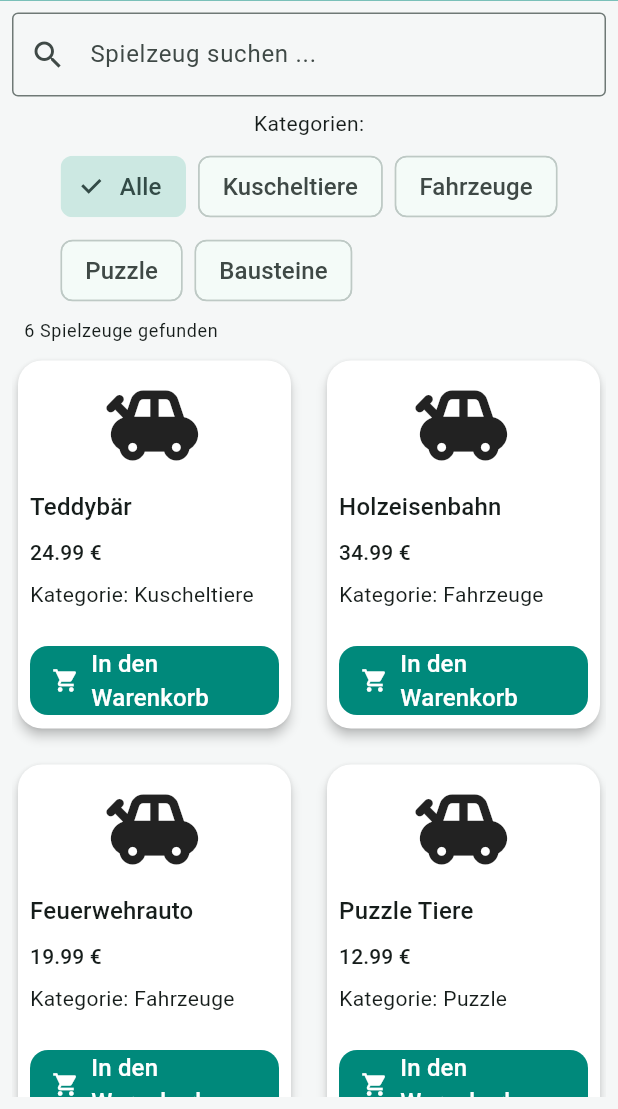
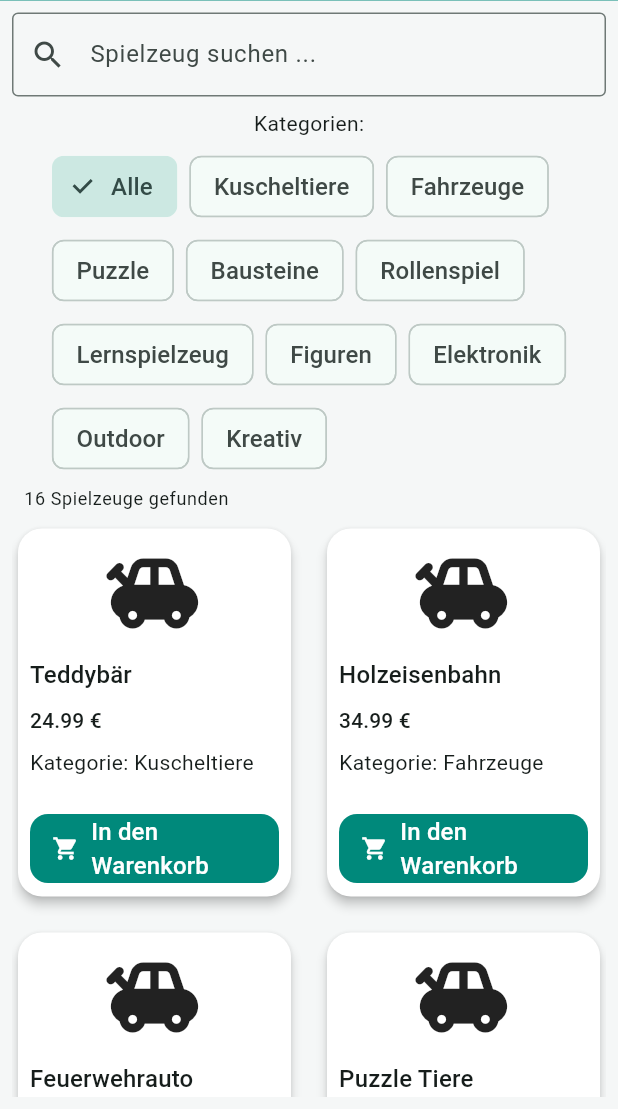
Before and after one commit to Alexandra-S-new/flutter_skill_review_Alexandra-S, a Flutter app: the screen it shows after launch, on a phone screen of 412 x 824 dp, the part 127-1236 px from its top. Run offline on Flutter 3.47's test engine with Material 3 defaults, Android fonts, the phone set to English and light mode, and no system bars; our stand-ins replace shared_preferences.

Commit message:
letzte korrekturen

```diff
--- a/kindertraum/lib/app/theme.dart
+++ b/kindertraum/lib/app/theme.dart
@@ -1,5 +1,7 @@
 import 'package:flutter/material.dart';
 
+// Zentrale Definition aller Farben und Theme-Einstellungen.
+// Enthält Light- und Dark-Theme der App.
 abstract class AppTheme {
   static const Color primaryColor = Color(0xFF00897B); // Teal
   static const Color secondaryColor = Color(0xFF80CBC4);
--- a/kindertraum/lib/data/demoToys.dart
+++ b/kindertraum/lib/data/demoToys.dart
@@ -73,4 +73,124 @@ final List<Toy> demoToys = [
     rating: 4.8,
     stock: 18,
   ),
+  Toy(
+    id: '7',
+    title: 'Spielküche',
+    description: 'Holzspielküche mit Zubehör für kleine Köche.',
+    price: 59.99,
+    category: 'Rollenspiel',
+    imageUrl: '',
+    brand: 'Little Chef',
+    minAge: 3,
+    rating: 4.9,
+    stock: 6,
+  ),
+  Toy(
+    id: '8',
+    title: 'Polizeiauto',
+    description: 'Polizeiauto mit Licht- und Soundeffekten.',
+    price: 21.99,
+    category: 'Fahrzeuge',
+    imageUrl: '',
+    brand: 'City Toys',
+    minAge: 3,
+    rating: 4.4,
+    stock: 14,
+  ),
+  Toy(
+    id: '9',
+    title: 'Lernwürfel',
+    description: 'Interaktiver Lernwürfel mit Musik und Farben.',
+    price: 29.99,
+    category: 'Lernspielzeug',
+    imageUrl: '',
+    brand: 'SmartKids',
+    minAge: 1,
+    rating: 4.7,
+    stock: 11,
+  ),
+  Toy(
+    id: '10',
+    title: 'Holzbausteine',
+    description: '50 bunte Holzbausteine zum kreativen Bauen.',
+    price: 27.99,
+    category: 'Bausteine',
+    imageUrl: '',
+    brand: 'WoodFun',
+    minAge: 2,
+    rating: 4.8,
+    stock: 16,
+  ),
+  Toy(
+    id: '11',
+    title: 'Dinosaurier-Set',
+    description: 'Set mit sechs detailreichen Dinosaurierfiguren.',
+    price: 18.99,
+    category: 'Figuren',
+    imageUrl: '',
+    brand: 'Jurassic Kids',
+    minAge: 4,
+    rating: 4.6,
+    stock: 13,
+  ),
+  Toy(
+    id: '12',
+    title: 'Kinderkamera',
+    description: 'Robuste Digitalkamera speziell für Kinder.',
+    price: 44.99,
+    category: 'Elektronik',
+    imageUrl: '',
+    brand: 'FunCam',
+    minAge: 5,
+    rating: 4.5,
+    stock: 7,
+  ),
+  Toy(
+    id: '13',
+    title: 'Springseil',
+    description: 'Verstellbares Springseil für Spiel und Bewegung.',
+    price: 9.99,
+    category: 'Outdoor',
+    imageUrl: '',
+    brand: 'Active Kids',
+    minAge: 5,
+    rating: 4.3,
+    stock: 25,
+  ),
+  Toy(
+    id: '14',
+    title: 'Malkoffer',
+    description: 'Großer Malkoffer mit Stiften, Farben und Pinseln.',
+    price: 24.99,
+    category: 'Kreativ',
+    imageUrl: '',
+    brand: 'ColorArt',
+    minAge: 4,
+    rating: 4.8,
+    stock: 9,
+  ),
+  Toy(
+    id: '15',
+    title: 'Ferngesteuertes Auto',
+    description: 'Schnelles RC-Auto mit wiederaufladbarem Akku.',
+    price: 49.99,
+    category: 'Fahrzeuge',
+    imageUrl: '',
+    brand: 'SpeedDrive',
+    minAge: 6,
+    rating: 4.7,
+    stock: 5,
+  ),
+  Toy(
+    id: '16',
+    title: 'Einhorn Kuscheltier',
+    description: 'Weiches Einhorn mit glitzerndem Horn.',
+    price: 22.99,
+    category: 'Kuscheltiere',
+    imageUrl: '',
+    brand: 'Dream Plush',
+    minAge: 2,
+    rating: 4.9,
+    stock: 17,
+  ),
 ];
--- a/kindertraum/lib/main.dart
+++ b/kindertraum/lib/main.dart
@@ -4,6 +4,22 @@ import 'package:kindertraum/providers/cart_provider.dart';
 import 'package:kindertraum/providers/theme_provider.dart';
 import 'package:provider/provider.dart';
 
+/*
+  Kindertraum Shop App
+
+  Architektur:
+  - Provider verwaltet den Warenkorb
+  - Models enthalten Datenstrukturen
+  - Screens stellen Seiten dar
+  - Widgets sind wiederverwendbare UI-Komponenten
+
+  Features:
+  - Produktübersicht
+  - Suche und Filter
+  - Warenkorb
+  - Dark/Light Theme
+  - Checkout Simulation
+*/
 void main() async {
   WidgetsFlutterBinding.ensureInitialized();
 
--- a/kindertraum/lib/models/cart_item.dart
+++ b/kindertraum/lib/models/cart_item.dart
@@ -1,5 +1,7 @@
 import 'package:kindertraum/models/toy.dart';
 
+// Repräsentiert einen Artikel im Warenkorb.
+// Ein CartItem verbindet ein Produkt mit der gewünschten Menge.
 class CartItem {
   final Toy toy;
   int quantity;
--- a/kindertraum/lib/models/toy.dart
+++ b/kindertraum/lib/models/toy.dart
@@ -1,14 +1,16 @@
 class Toy {
-  //Id als String, da wir es mit einer Rest-Api verbinden wollen
+  // Datenmodell für ein Spielzeug.
+  // Enthält alle Informationen, die für die Produktdarstellung benötigt werden.
+  //Id als String, für den Fall einer Verbindung mit einer Rest-Api
   final String id;
   final String title;
   final String? description;
   final double price;
   final String category;
-  final String imageUrl;
+  final String? imageUrl;
   final String brand;
   final int minAge;
-  final double rating;
+  final double? rating;
   final int stock;
 
   const Toy({
@@ -17,10 +19,10 @@ class Toy {
     this.description,
     required this.price,
     required this.category,
-    required this.imageUrl,
+    this.imageUrl,
     required this.brand,
     required this.minAge,
-    required this.rating,
+    this.rating,
     required this.stock,
   });
 }
--- a/kindertraum/lib/providers/cart_provider.dart
+++ b/kindertraum/lib/providers/cart_provider.dart
@@ -2,11 +2,16 @@ import 'package:flutter/material.dart';
 import 'package:kindertraum/models/cart_item.dart';
 import 'package:kindertraum/models/toy.dart';
 
+// Verwaltet den Zustand des Warenkorbs.
+// ChangeNotifier informiert alle abhängigen Widgets,
+// wenn sich der Warenkorb verändert.
 class CartProvider extends ChangeNotifier {
   final List<CartItem> _items = [];
 
   List<CartItem> get items => _items;
-
+  // Fügt ein Produkt hinzu.
+  // Existiert das Produkt bereits im Warenkorb,
+  // wird nur die Anzahl erhöht.
   void addToCart(Toy toy) {
     //print("addToCart wurde aufgerufen");
     for (final item in _items) {
@@ -22,28 +27,36 @@ class CartProvider extends ChangeNotifier {
     notifyListeners();
   }
 
+  // Erhöht die Menge eines vorhandenen Warenkorb-Artikels.
   void increaseQuantity(CartItem item) {
     item.quantity++;
     notifyListeners();
-    return;
   }
 
+  // Verringert die Menge eines Artikels.
+  // Bei Menge 1 wird der Artikel entfernt.
   void decreaseQuantity(CartItem item) {
-    item.quantity--;
+    if (item.quantity > 1) {
+      item.quantity--;
+    } else {
+      _items.remove(item);
+    }
     notifyListeners();
-    return;
   }
 
+  // Entfernt alle Artikel aus dem Warenkorb.
   void clearCart() {
     _items.clear();
     notifyListeners();
   }
 
+  //Entfernt nur den einen Artikel aus dem Warenkorb
   void removeItem(CartItem item) {
     _items.remove(item);
     notifyListeners();
   }
 
+  // Berechnet den Gesamtpreis aller Warenkorb-Artikel.
   double get totalPriceAll {
     return _items.fold(
       0,
@@ -51,6 +64,8 @@ class CartProvider extends ChangeNotifier {
     );
   }
 
+  // Liefert die Gesamtanzahl aller Produkte,
+  // inklusive mehrfacher Mengen.
   int get itemCount {
     return _items.fold(
       0,
--- a/kindertraum/lib/screens/detail/toy_detail_screen.dart
+++ b/kindertraum/lib/screens/detail/toy_detail_screen.dart
@@ -19,13 +19,13 @@ class ToyDetailScreen extends StatelessWidget {
       body: ToyDetailContent(
         toy: toy,
         onAddToCart: () {
+          context.read<CartProvider>().addToCart(toy);
           ScaffoldMessenger.of(context).showSnackBar(
             SnackBar(
               content: Text('${toy.title} hinzugefügt'),
               duration: Duration(seconds: 1),
             ),
           );
-          context.read<CartProvider>().addToCart(toy);
         },
       ),
     );
--- a/kindertraum/lib/screens/home/home_screen.dart
+++ b/kindertraum/lib/screens/home/home_screen.dart
@@ -9,6 +9,9 @@ import 'package:kindertraum/widgets/category_filter.dart';
 import 'package:kindertraum/widgets/search_bar.dart';
 import 'package:kindertraum/widgets/toy_card.dart';
 import 'package:provider/provider.dart';
+// Hauptseite der App.
+// Zeigt alle verfügbaren Spielzeuge,
+// inklusive Suche, Kategoriefilter und Warenkorbzugriff.
 
 class HomeScreen extends StatefulWidget {
   const HomeScreen({super.key});
@@ -29,6 +32,7 @@ class _HomeScreenState extends State<HomeScreen> {
     filteredToys = List.from(demoToys);
   }
 
+  // Filtert die Produktliste nach Suchbegriff und Kategorie.
   void filterToys() {
     final searchTerm = currentSearch.toLowerCase();
     setState(() {
@@ -46,14 +50,13 @@ class _HomeScreenState extends State<HomeScreen> {
     });
   }
 
+  // Erstellt dynamisch eine Liste aller vorhandenen Kategorien.
   List<String> get categories {
     return ["Alle", ...demoToys.map((toy) => toy.category).toSet()];
   }
 
   @override
   Widget build(BuildContext context) {
-    final cart = context.watch<CartProvider>();
-
     return Scaffold(
       appBar: AppBar(
         toolbarHeight: 85,
@@ -129,7 +132,7 @@ class _HomeScreenState extends State<HomeScreen> {
                     )
                   : GridView.builder(
                       gridDelegate: SliverGridDelegateWithMaxCrossAxisExtent(
-                        maxCrossAxisExtent: 280,
+                        maxCrossAxisExtent: 300,
                         crossAxisSpacing: 16,
                         mainAxisSpacing: 16,
                         childAspectRatio: 0.75,
--- a/kindertraum/lib/widgets/cart_item_card.dart
+++ b/kindertraum/lib/widgets/cart_item_card.dart
@@ -1,6 +1,8 @@
 import 'package:flutter/material.dart';
 import 'package:kindertraum/models/cart_item.dart';
 
+// Widget zur Darstellung eines einzelnen Warenkorb-Artikels.
+// Enthält Mengensteuerung und Entfernen-Funktion.
 class CartItemCard extends StatelessWidget {
   const CartItemCard({
     super.key,
--- a/kindertraum/lib/widgets/category_filter.dart
+++ b/kindertraum/lib/widgets/category_filter.dart
@@ -1,6 +1,7 @@
 import 'package:flutter/material.dart';
 import 'package:kindertraum/widgets/category_chip.dart';
 
+// Zeigt alle verfügbaren Kategorien als Filter-Chips an.
 class CategoryFilter extends StatelessWidget {
   const CategoryFilter({
     super.key,
--- a/kindertraum/lib/widgets/rating_stars.dart
+++ b/kindertraum/lib/widgets/rating_stars.dart
@@ -11,7 +11,8 @@ class RatingStars extends StatelessWidget {
 
   @override
   Widget build(BuildContext context) {
-    final filledStars = toy.rating.floor();
+    final rating = toy.rating ?? 0.0;
+    final filledStars = rating.floor();
     final emptyStars = 5 - filledStars;
 
     return Text(
--- a/kindertraum/lib/widgets/toy_detail_content.dart
+++ b/kindertraum/lib/widgets/toy_detail_content.dart
@@ -44,7 +44,7 @@ class ToyDetailContent extends StatelessWidget {
                         RatingStars(toy: toy),
                         const SizedBox(width: 8),
                         Text(
-                          toy.rating.toStringAsFixed(1),
+                          toy.rating?.toStringAsFixed(1) ?? "Keine Bewertung",
                           style: Theme.of(context).textTheme.titleSmall,
                         ),
                       ],
@@ -55,7 +55,8 @@ class ToyDetailContent extends StatelessWidget {
                     ),
                     DetailSelection(
                       heading: 'Beschreibung',
-                      content: "${toy.description}",
+                      content:
+                          toy.description ?? "Keine Beschreibung vorhanden",
                     ),
                     DetailSelection(
                       heading: "Kategorie",
@@ -67,7 +68,7 @@ class ToyDetailContent extends StatelessWidget {
                     ),
                     DetailSelection(
                       heading: "Alter",
-                      content: "${toy.minAge}",
+                      content: "Ab ${toy.minAge} Jahren",
                     ),
                   ],
                 ),
```
Also changed, not shown: kindertraum/lib/screens/auth/login_screen.dart (deleted), kindertraum/lib/screens/auth/register_screen.dart (deleted), kindertraum/lib/services/api_service.dart (deleted), kindertraum/lib/services/cart_service.dart (deleted), kindertraum/lib/services/firebase_service.dart (deleted), kindertraum/lib/widgets/price_badge.dart (deleted).
